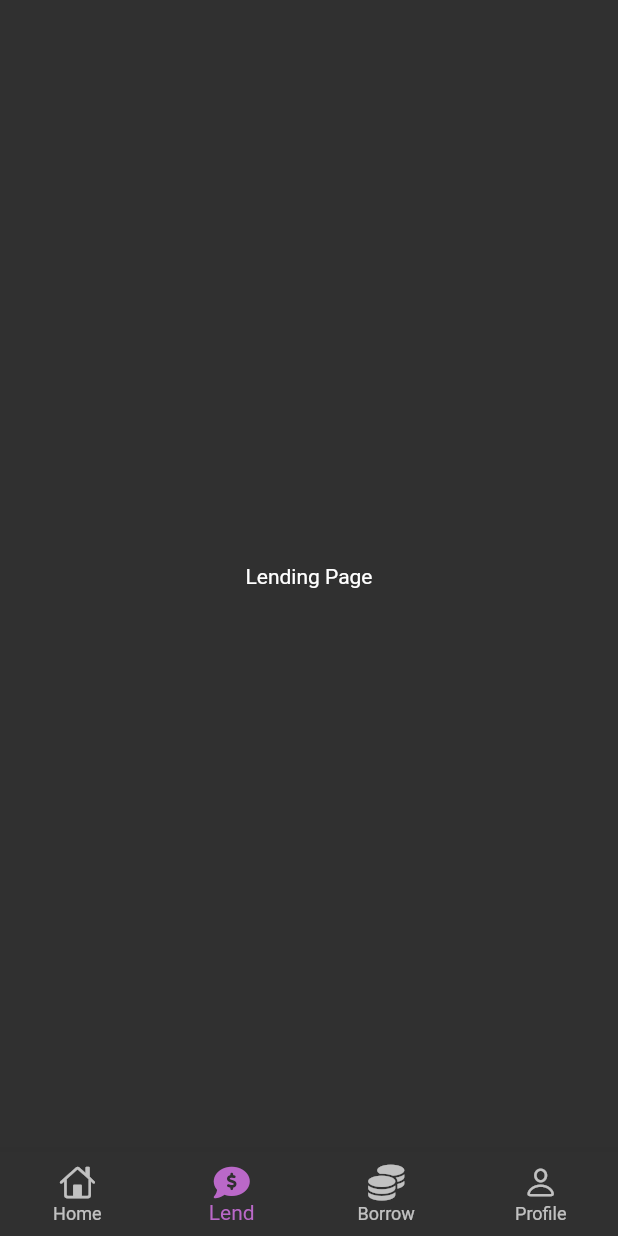
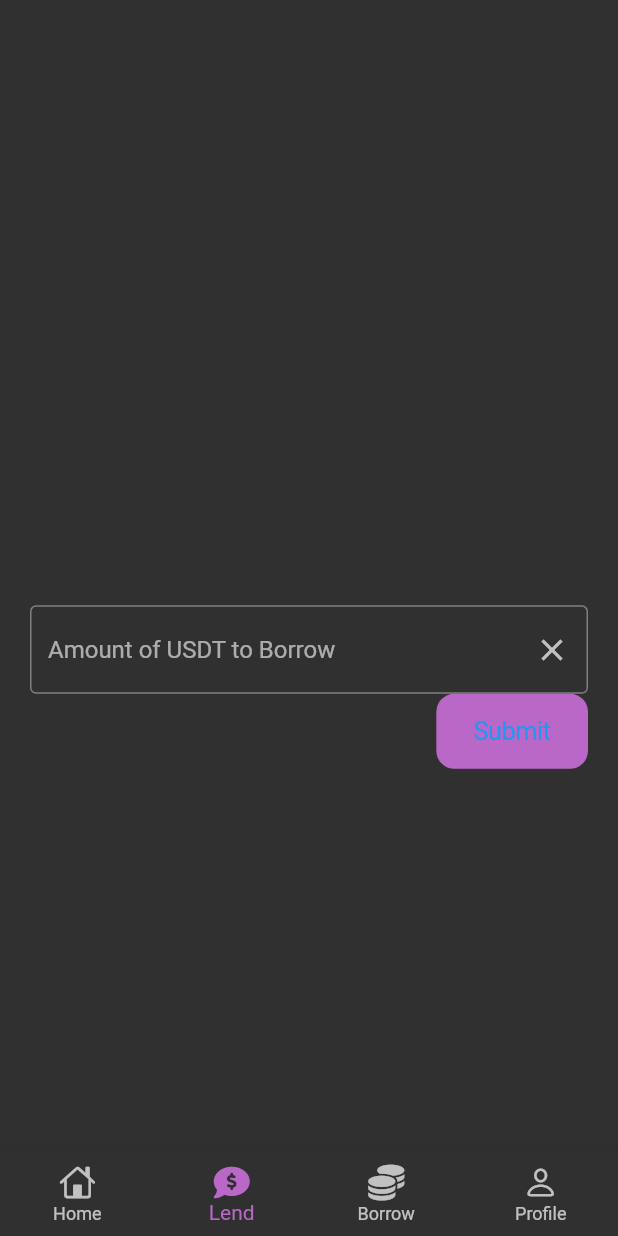
Before and after one commit to Tabasco-DeFi/Cover.fi-IOS-Android, a Flutter app: the screen it shows after launch, item 2 of the bottom bar chosen, on a phone screen of 412 x 824 dp. Run offline on Flutter 3.47's test engine with Material 2 defaults, Android fonts, the phone set to English and light mode, and no system bars; our stand-ins replace font_awesome_flutter, get.

```diff
--- a/lib/View/lend_page.dart
+++ b/lib/View/lend_page.dart
@@ -1,12 +1,85 @@
+import 'package:flutter/cupertino.dart';
 import 'package:flutter/material.dart';
 
-class LendPage extends StatelessWidget {
-  LendPage({Key? key}) : super(key: key);
+class LendPage extends StatefulWidget {
+  const LendPage({Key? key}) : super(key: key);
+
+  @override
+  State<LendPage> createState() => _LendPageState();
+}
+
+class _LendPageState extends State<LendPage> {
+  final _textController = TextEditingController();
+  String userInput = "";
 
   @override
   Widget build(BuildContext context) {
-    return Center(
-      child: Text("Lending Page"),
+    return Padding(
+      padding: EdgeInsets.all(20),
+      child: Column(
+        mainAxisAlignment: MainAxisAlignment.center,
+        crossAxisAlignment: CrossAxisAlignment.end,
+        children: <Widget>[
+          getQuestionComponent(context),
+          getTextFieldComponent(context),
+          getSubmitButtonComponent(context),
+          SizedBox(
+            height: MediaQuery.of(context).size.height * 0.2,
+            width: MediaQuery.of(context).size.width,
+          )
+        ],
+      ),
+    );
+  }
+
+  Flexible getQuestionComponent(BuildContext context){
+    return Flexible(
+        flex: 5,
+        fit: FlexFit.tight,
+        child: Center(
+            child: Text(
+                userInput,
+                style: TextStyle(fontSize: 35)
+            )
+        )
+    );
+  }
+
+  Flexible getTextFieldComponent(BuildContext context){
+    return Flexible(
+      flex: 3,
+      child: TextField(
+        controller: _textController,
+        decoration: InputDecoration(
+          border: const OutlineInputBorder(),
+          hintText: "Amount of USDT to Borrow",
+          suffixIcon: IconButton(
+            onPressed: (){
+              _textController.clear();
+            },
+            icon: const Icon(Icons.clear),
+          ),
+        ),
+      ),
+    );
+  }
+
+  Flexible getSubmitButtonComponent(BuildContext context) {
+    return Flexible(
+      flex: 1,
+      child: SizedBox(
+        child: CupertinoButton(
+          padding: const EdgeInsets.only(top: 15, bottom: 15, left: 25, right: 25),
+          onPressed: (){
+            setState(() {
+              userInput = _textController.text;
+              _textController.clear();
+            });
+          },
+          color: Colors.purple[300],
+          child: const Text("Submit"),
+        ),
+      ),
     );
   }
 }
```
